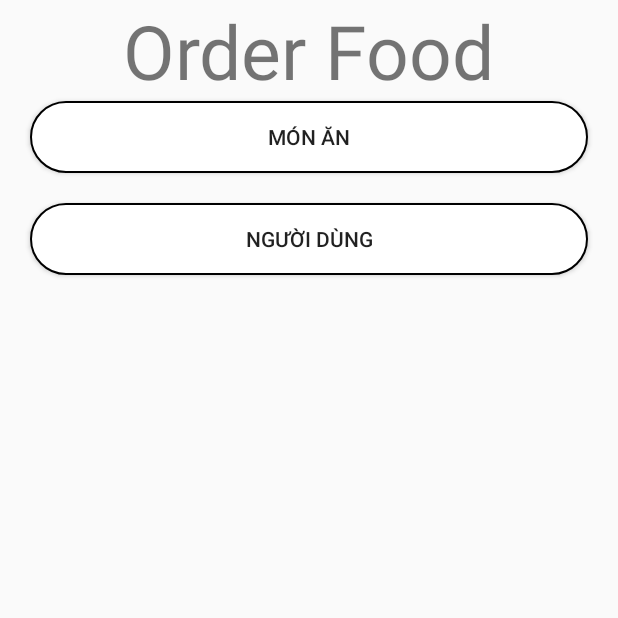
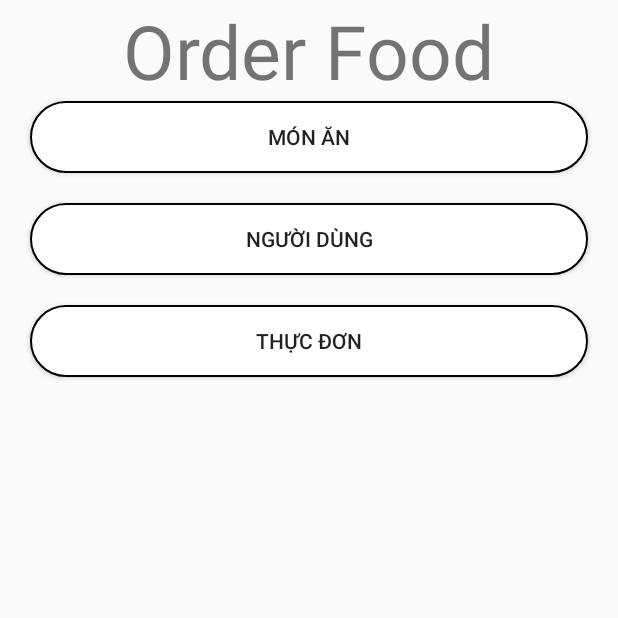
Before and after one commit to OrderFood123/ProjectOrderFoodAdmin, an Android app: the HomeActivity screen opened directly, with no data from a screen before it, on a phone screen of 412 x 824 dp, the top half of it. Run offline under Robolectric (Android 15) with nearby library versions, the phone set to English and light mode, and no system bars.

Commit message:
fix loi nho

```diff
--- a/orderfoodadmin/app/src/main/java/com/example/orderfoodadmin/Adapter/UserAdapter.java
+++ b/orderfoodadmin/app/src/main/java/com/example/orderfoodadmin/Adapter/UserAdapter.java
@@ -27,11 +27,11 @@ public class UserAdapter extends ArrayAdapter<User> {
     public View getView(int position, @Nullable View convertView, @NonNull ViewGroup parent) {
         LayoutInflater inflater = context.getLayoutInflater();
         View ListItem = inflater.inflate(R.layout.item_user,null,true);
-        TextView phone_tv = ListItem.findViewById(R.id.tv_user_phone);
+
         TextView name_tv = ListItem.findViewById(R.id.tv_user_name);
         TextView password_tv = ListItem.findViewById(R.id.tv_user_password);
         User userModel = userModelList.get(position);
-        phone_tv.setText("Phone: "+userModel.getPhone());
+
         name_tv.setText("Name: "+userModel.getName());
         password_tv.setText("Password: "+userModel.getPassword());
         return ListItem;
--- a/orderfoodadmin/app/src/main/java/com/example/orderfoodadmin/HomeActivity.java
+++ b/orderfoodadmin/app/src/main/java/com/example/orderfoodadmin/HomeActivity.java
@@ -10,17 +10,28 @@ import androidx.appcompat.app.AppCompatActivity;
 
 import com.example.orderfoodadmin.food.FoodListActivity;
 
+import type.TheLoaiActivity;
+
 public class HomeActivity extends AppCompatActivity {
 
-    Button btnFood, btnUserManager;
+    Button btnFood, btnUserManager, btnCategory;
     private String TAG = "HomeActivity";
 
     @Override
     protected void onCreate(Bundle savedInstanceState) {
         super.onCreate(savedInstanceState);
         setContentView(R.layout.activity_home);
+        btnCategory = findViewById(R.id.btn_category);
+        btnFood = findViewById(R.id.btnFood);
 
-        btnFood = findViewById(R.id.btnFood);
+        btnCategory.setOnClickListener(new View.OnClickListener() {
+            @Override
+            public void onClick(View v) {
+                Log.e(TAG, "btnCategory onclick move activity");
+                Intent intent = new Intent(HomeActivity.this, TheLoaiActivity.class);
+                startActivity(intent);
+            }
+        });
         btnFood.setOnClickListener(new View.OnClickListener() {
             @Override
             public void onClick(View v) {
--- a/orderfoodadmin/app/src/main/java/com/example/orderfoodadmin/UserActivity.java
+++ b/orderfoodadmin/app/src/main/java/com/example/orderfoodadmin/UserActivity.java
@@ -76,6 +76,8 @@ public class UserActivity extends AppCompatActivity {
                                         phone_et.getText().toString().trim(),
                                         name_et.getText().toString().trim(),
                                         password_et.getText().toString().trim());
+
+
                                 reference.setValue(userModel1);
 
                             }
--- a/orderfoodadmin/app/src/main/res/layout/activity_home.xml
+++ b/orderfoodadmin/app/src/main/res/layout/activity_home.xml
@@ -24,7 +24,18 @@
     android:text="Món ăn" />
 
     <Button
-        android:id="@+id/btnUserManager"
+    android:id="@+id/btnUserManager"
+    android:layout_width="match_parent"
+    android:layout_height="wrap_content"
+    android:layout_marginStart="20dp"
+    android:layout_marginTop="20dp"
+    android:layout_marginEnd="20dp"
+    android:background="@drawable/border_button"
+    android:padding="10dp"
+    android:text="Người dùng" />
+
+    <Button
+        android:id="@+id/btn_category"
         android:layout_width="match_parent"
         android:layout_height="wrap_content"
         android:layout_marginStart="20dp"
@@ -32,6 +43,6 @@
         android:layout_marginEnd="20dp"
         android:background="@drawable/border_button"
         android:padding="10dp"
-        android:text="Người dùng" />
+        android:text="Thực đơn" />
 
 </LinearLayout>
```
Also changed, not shown: orderfoodadmin/app/src/main/java/com/example/orderfoodadmin/TheLoaiActivity.java (added, +152 -0 lines), orderfoodadmin/app/src/main/res/layout/item_type.xml (+6 -8 lines), orderfoodadmin/app/src/main/res/layout/item_user.xml (+0 -7 lines).
